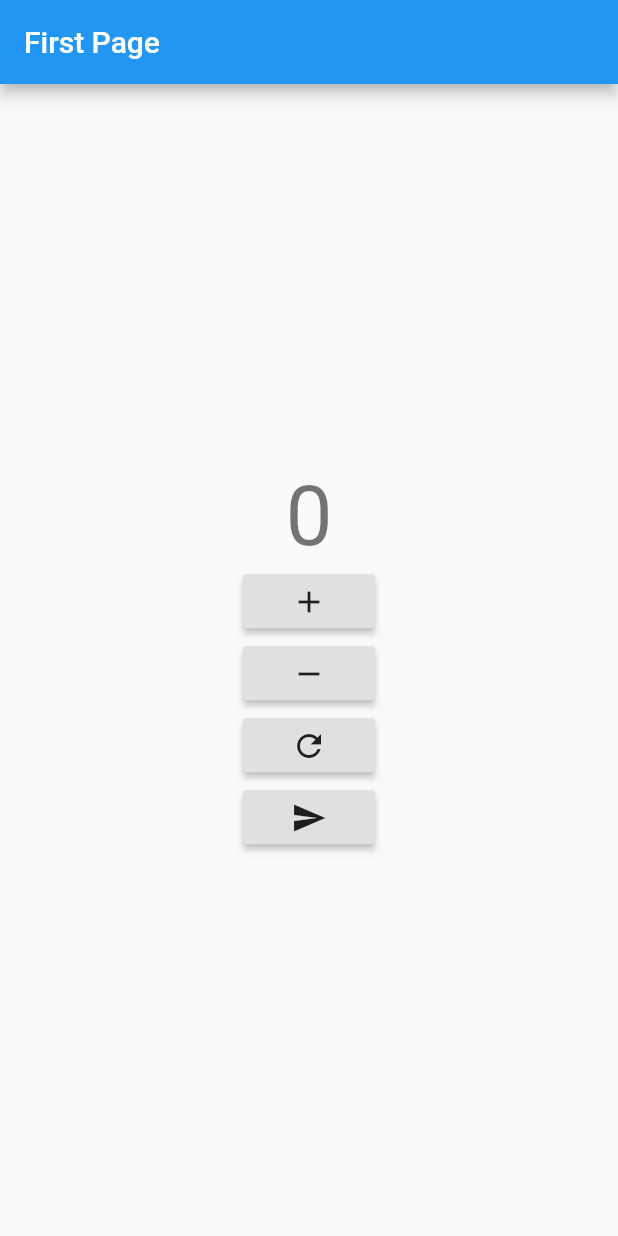
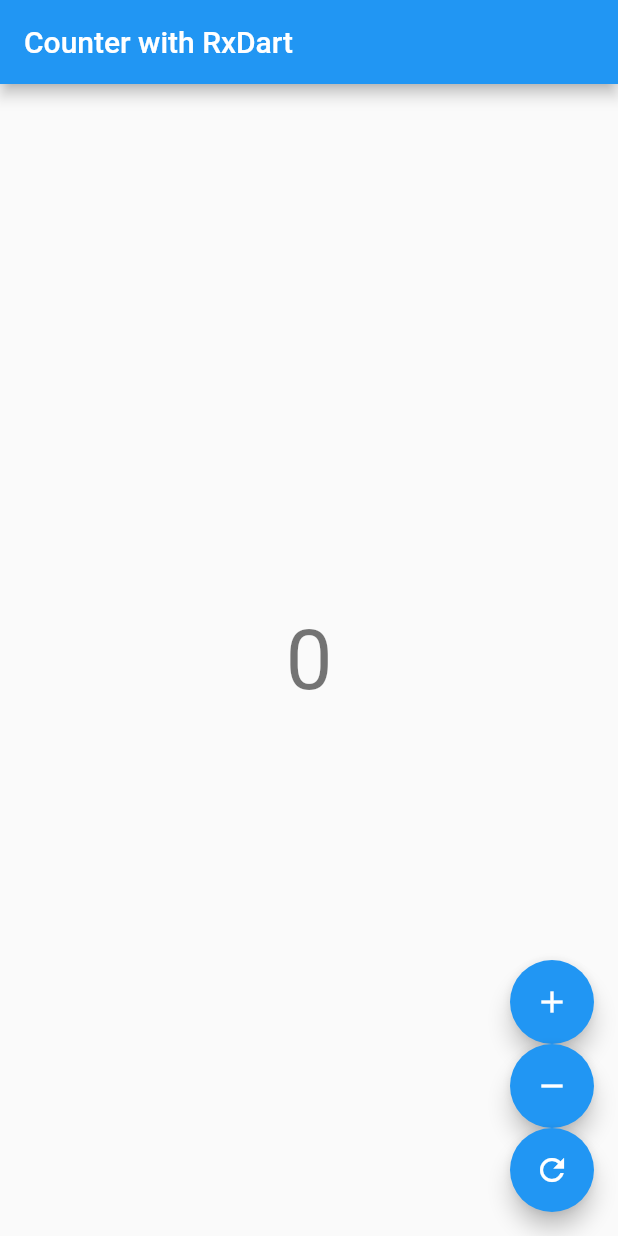
Before and after one commit to ChangHyun-ssvt/first_bloc_app, a Flutter app: the screen it shows after launch, after a tap on the "add" icon, after a tap on the "remove" icon, on a phone screen of 412 x 824 dp. Run offline on Flutter 3.47's test engine with Material 2 defaults, Android fonts, the phone set to English and light mode, and no system bars; our stand-ins replace rxdart.

Commit message:
Change Flutter BLoC lib to rxdart

```diff
--- a/lib/bloc/counter_bloc.dart
+++ b/lib/bloc/counter_bloc.dart
@@ -1,23 +1,31 @@
-import 'package:bloc/bloc.dart';
+import 'package:rxdart/rxdart.dart';
 
-enum CounterEvent { increment, decrement, reset }
+class CounterBloc {
+  int count = 0;
+  BehaviorSubject<int> _subjectCounter;
 
-class CounterBloc extends Bloc<CounterEvent, int> {
-  /// {@macro counter_cubit}
-  CounterBloc() : super(0);
+  CounterBloc({this.count}) {
+    _subjectCounter = BehaviorSubject<int>.seeded(this.count);
+  }
 
-  @override
-  Stream<int> mapEventToState(CounterEvent event) async* {
-    switch (event) {
-      case CounterEvent.increment:
-        yield state + 1;
-        break;
-      case CounterEvent.decrement:
-        yield state - 1;
-        break;
-      case CounterEvent.reset:
-        yield 0;
-        break;
-    }
+  Stream<int> get stream => _subjectCounter.stream;
+
+  void increment() {
+    count++;
+    _subjectCounter.sink.add(count);
+  }
+
+  void decrement() {
+    count--;
+    _subjectCounter.sink.add(count);
+  }
+
+  void reset() {
+    count = 0;
+    _subjectCounter.sink.add(count);
+  }
+
+  void dispose() {
+    _subjectCounter.close();
   }
 }
--- a/lib/bloc/counter_observer.dart
+++ /dev/null
@@ -1,15 +0,0 @@
-import 'package:flutter_bloc/flutter_bloc.dart';
-
-class CounterObserver extends BlocObserver {
-  @override
-  void onChange(Cubit cubit, Change change) {
-    print('${cubit.runtimeType} $change');
-    super.onChange(cubit, change);
-  }
-
-  @override
-  void onTransition(Bloc bloc, Transition transition) {
-    print('${bloc.state} $transition');
-    super.onTransition(bloc, transition);
-  }
-}
--- a/lib/main.dart
+++ b/lib/main.dart
@@ -1,27 +1,20 @@
-import 'package:first_bloc_app/bloc/counter_bloc.dart';
-import 'package:first_bloc_app/bloc/counter_observer.dart';
-import 'package:first_bloc_app/screens/cotuner_page.dart';
+import 'package:first_bloc_app/screens/counter_screen.dart';
 import 'package:flutter/material.dart';
-import 'package:flutter_bloc/flutter_bloc.dart';
 
 void main() {
-  Bloc.observer = CounterObserver();
   runApp(MyApp());
 }
 
 class MyApp extends StatelessWidget {
   @override
   Widget build(BuildContext context) {
-    return BlocProvider(
-      create: (_) => CounterBloc(),
-      child: MaterialApp(
-        title: 'Flutter Demo',
-        theme: ThemeData(
-          primarySwatch: Colors.blue,
-          visualDensity: VisualDensity.adaptivePlatformDensity,
-        ),
-        home: CounterPage(),
+    return MaterialApp(
+      title: 'Flutter Demo',
+      theme: ThemeData(
+        primarySwatch: Colors.blue,
+        visualDensity: VisualDensity.adaptivePlatformDensity,
       ),
+      home: CounterScreen(),
     );
   }
 }
--- a/lib/screens/cotuner_page.dart
+++ /dev/null
@@ -1,20 +0,0 @@
-import 'package:first_bloc_app/screens/counter_buttons.dart';
-import 'package:first_bloc_app/screens/counter_view.dart';
-import 'package:flutter/cupertino.dart';
-import 'package:flutter/material.dart';
-
-class CounterPage extends StatelessWidget {
-  @override
-  Widget build(BuildContext context) {
-    return Scaffold(
-      appBar: AppBar(title: Text("First Page")),
-      body: Center(
-        child: Column(
-          mainAxisAlignment: MainAxisAlignment.center,
-          crossAxisAlignment: CrossAxisAlignment.center,
-          children: [CounterView(), CounterButtons()],
-        ),
-      ),
-    );
-  }
-}
--- a/lib/screens/counter_buttons.dart
+++ /dev/null
@@ -1,35 +0,0 @@
-import 'package:first_bloc_app/bloc/counter_bloc.dart';
-import 'package:first_bloc_app/screens/second_page.dart';
-import 'package:flutter/cupertino.dart';
-import 'package:flutter/material.dart';
-import 'package:flutter_bloc/flutter_bloc.dart';
-
-class CounterButtons extends StatelessWidget {
-  @override
-  Widget build(BuildContext context) {
-    return Center(
-      child: Column(
-        children: [
-          RaisedButton(
-              onPressed: () =>
-                  context.read<CounterBloc>().add(CounterEvent.increment),
-              child: Icon(Icons.add)),
-          RaisedButton(
-              onPressed: () =>
-                  context.read<CounterBloc>().add(CounterEvent.decrement),
-              child: Icon(Icons.remove)),
-          RaisedButton(
-              onPressed: () =>
-                  context.read<CounterBloc>().add(CounterEvent.reset),
-              child: Icon(Icons.refresh)),
-          RaisedButton(
-            onPressed: () => Navigator.of(context).push(MaterialPageRoute(
-              builder: (context) => SecondPage(),
-            )),
-            child: Icon(Icons.send),
-          )
-        ],
-      ),
-    );
-  }
-}
--- /dev/null
+++ b/lib/screens/counter_screen.dart
@@ -0,0 +1,40 @@
+import 'package:first_bloc_app/bloc/counter_bloc.dart';
+import 'package:flutter/cupertino.dart';
+import 'package:flutter/material.dart';
+
+class CounterScreen extends StatelessWidget {
+  @override
+  Widget build(BuildContext context) {
+    CounterBloc _counterBloc = new CounterBloc(count: 0);
+
+    return Scaffold(
+      appBar: AppBar(title: Text("Counter with RxDart")),
+      body: Center(
+        child: StreamBuilder(
+          stream: _counterBloc.stream,
+          builder: (context, snapshot) {
+            return Text('${snapshot.data}',
+                style: Theme.of(context).textTheme.headline2);
+          },
+        ),
+      ),
+      floatingActionButton: Column(
+        mainAxisAlignment: MainAxisAlignment.end,
+        children: [
+          FloatingActionButton(
+              onPressed: () => _counterBloc.increment(),
+              tooltip: "Increment",
+              child: Icon(Icons.add)),
+          FloatingActionButton(
+              onPressed: () => _counterBloc.decrement(),
+              tooltip: "Decrement",
+              child: Icon(Icons.remove)),
+          FloatingActionButton(
+              onPressed: () => _counterBloc.reset(),
+              tooltip: "Reset",
+              child: Icon(Icons.refresh)),
+        ],
+      ),
+    );
+  }
+}
--- a/lib/screens/counter_view.dart
+++ /dev/null
@@ -1,20 +0,0 @@
-import 'package:first_bloc_app/bloc/counter_bloc.dart';
-import 'package:flutter/cupertino.dart';
-import 'package:flutter/material.dart';
-import 'package:flutter_bloc/flutter_bloc.dart';
-
-class CounterView extends StatelessWidget {
-  @override
-  Widget build(BuildContext context) {
-    final textTheme = Theme.of(context).textTheme;
-
-    return Center(
-      child: BlocBuilder<CounterBloc, int>(
-        builder: (context, state) => Text(
-          "$state",
-          style: textTheme.headline2,
-        ),
-      ),
-    );
-  }
-}
--- a/lib/screens/second_page.dart
+++ /dev/null
@@ -1,24 +0,0 @@
-import 'package:first_bloc_app/bloc/counter_bloc.dart';
-import 'package:flutter/cupertino.dart';
-import 'package:flutter/material.dart';
-import 'package:flutter_bloc/flutter_bloc.dart';
-
-class SecondPage extends StatelessWidget {
-  @override
-  Widget build(BuildContext context) {
-    final textTheme = Theme.of(context).textTheme;
-
-    return BlocProvider.value(
-      value: BlocProvider.of<CounterBloc>(context),
-      child: Scaffold(
-        appBar: AppBar(title: Text("Second Page")),
-        body: Center(
-          child: Text(
-            "${BlocProvider.of<CounterBloc>(context).state}",
-            style: textTheme.headline2,
-          ),
-        ),
-      ),
-    );
-  }
-}
--- a/pubspec.yaml
+++ b/pubspec.yaml
@@ -28,8 +28,7 @@ dependencies:
   # The following adds the Cupertino Icons font to your application.
   # Use with the CupertinoIcons class for iOS style icons.
   cupertino_icons: ^1.0.0
-  flutter_bloc: ^6.1.1
-  http: ^0.12.2
+  rxdart: ^0.25.0
 
 
 dev_dependencies:
```
Also changed, not shown: pubspec.lock.
